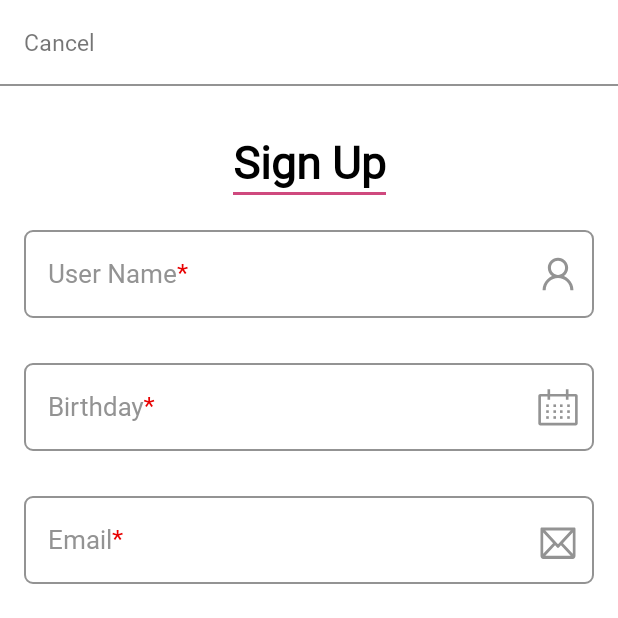
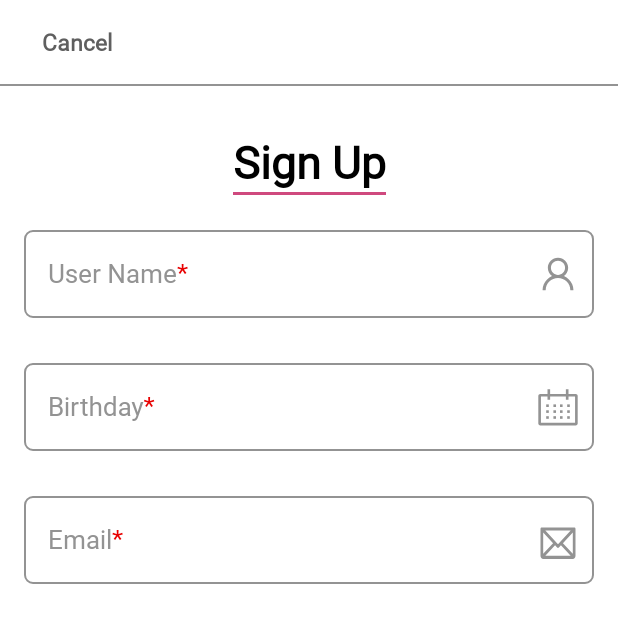
Before and after one commit to DEHALIBOCH/GalleryApp, an Android app: the fragment SignUpFragment placed in its activity, on a phone screen of 412 x 824 dp, the top half of it. Run offline under Robolectric (Android 15) with nearby library versions, the phone set to English and light mode, and no system bars; our stand-ins replace Dagger/Hilt's generated code, RxJava; libraries missing offline, so code that uses them is left out: android.viewbinding.library; network calls fail; 14 statements that could not run were skipped.

Commit message:
Доработка кнопки cancel

```diff
--- a/app/src/main/res/layout/toolbar_cancel_text.xml
+++ b/app/src/main/res/layout/toolbar_cancel_text.xml
@@ -2,6 +2,8 @@
 <androidx.appcompat.widget.AppCompatTextView xmlns:android="http://schemas.android.com/apk/res/android"
     android:layout_width="wrap_content"
     android:layout_height="wrap_content"
-    style="@style/MyWidget.ClickableText"
+    style="@style/MyWidget.ClickableText.WithPadding"
     android:text="@string/cancel"
+    android:textColor="@color/grayText"
+    android:textStyle="bold"
     android:textSize="15sp" />
```
